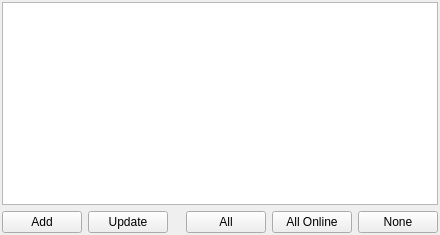
First picture: the form in src/plugins/messagewidgets/receiverswidget.ui, repository vacuum-im/vacuum-im, before the edit.
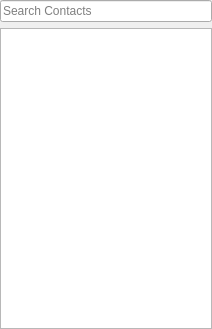
Second picture: the form after the edit. Custom widgets are drawn as their Qt base class.

```diff
--- a/src/plugins/messagewidgets/receiverswidget.ui
+++ b/src/plugins/messagewidgets/receiverswidget.ui
@@ -6,76 +6,53 @@
    <rect>
     <x>0</x>
     <y>0</y>
-    <width>440</width>
-    <height>235</height>
+    <width>212</width>
+    <height>329</height>
    </rect>
   </property>
-  <layout class="QVBoxLayout">
+  <layout class="QVBoxLayout" name="verticalLayout">
    <property name="margin">
-    <number>2</number>
+    <number>0</number>
    </property>
    <item>
-    <widget class="QTreeWidget" name="trwReceivers">
-     <property name="columnCount">
-      <number>0</number>
+    <widget class="SearchLineEdit" name="sleSearch">
+     <property name="placeholderText">
+      <string>Search Contacts</string>
      </property>
     </widget>
    </item>
    <item>
-    <layout class="QHBoxLayout">
-     <item>
-      <widget class="QPushButton" name="pbtAdd">
-       <property name="text">
-        <string>Add</string>
-       </property>
-      </widget>
-     </item>
-     <item>
-      <widget class="QPushButton" name="pbtUpdate">
-       <property name="text">
-        <string>Update</string>
-       </property>
-      </widget>
-     </item>
-     <item>
-      <spacer>
-       <property name="orientation">
-        <enum>Qt::Horizontal</enum>
-       </property>
-       <property name="sizeHint" stdset="0">
-        <size>
-         <width>40</width>
-         <height>20</height>
-        </size>
-       </property>
-      </spacer>
-     </item>
-     <item>
-      <widget class="QPushButton" name="pbtSelectAll">
-       <property name="text">
-        <string>All</string>
-       </property>
-      </widget>
-     </item>
-     <item>
-      <widget class="QPushButton" name="pbtSelectAllOnLine">
-       <property name="text">
-        <string>All Online</string>
-       </property>
-      </widget>
-     </item>
-     <item>
-      <widget class="QPushButton" name="pbtSelectNone">
-       <property name="text">
-        <string>None</string>
-       </property>
-      </widget>
-     </item>
-    </layout>
+    <widget class="QTreeView" name="trvReceivers">
+     <property name="contextMenuPolicy">
+      <enum>Qt::CustomContextMenu</enum>
+     </property>
+     <property name="editTriggers">
+      <set>QAbstractItemView::NoEditTriggers</set>
+     </property>
+     <property name="indentation">
+      <number>6</number>
+     </property>
+     <property name="rootIsDecorated">
+      <bool>false</bool>
+     </property>
+     <property name="allColumnsShowFocus">
+      <bool>true</bool>
+     </property>
+     <attribute name="headerVisible">
+      <bool>false</bool>
+     </attribute>
+    </widget>
    </item>
   </layout>
  </widget>
  <layoutdefault spacing="6" margin="11"/>
+ <customwidgets>
+  <customwidget>
+   <class>SearchLineEdit</class>
+   <extends>QLineEdit</extends>
+   <header location="global">utils/searchlineedit.h</header>
+  </customwidget>
+ </customwidgets>
  <resources/>
  <connections/>
 </ui>
```
